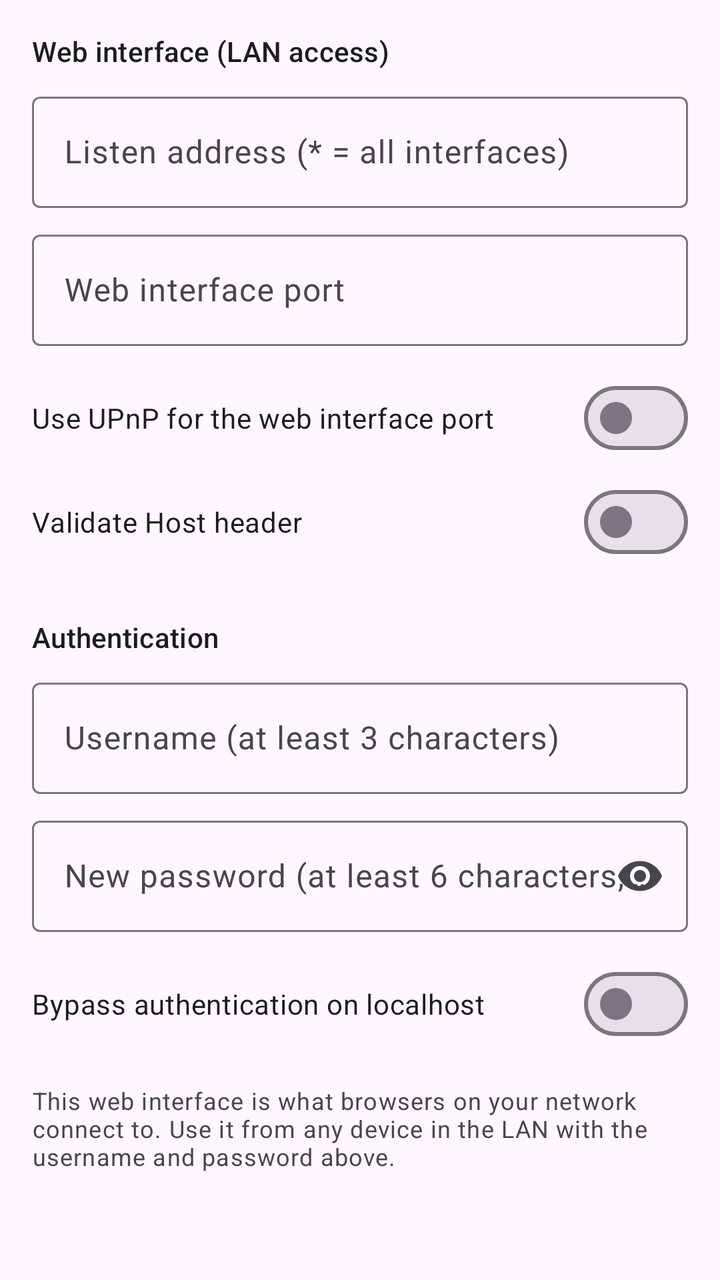
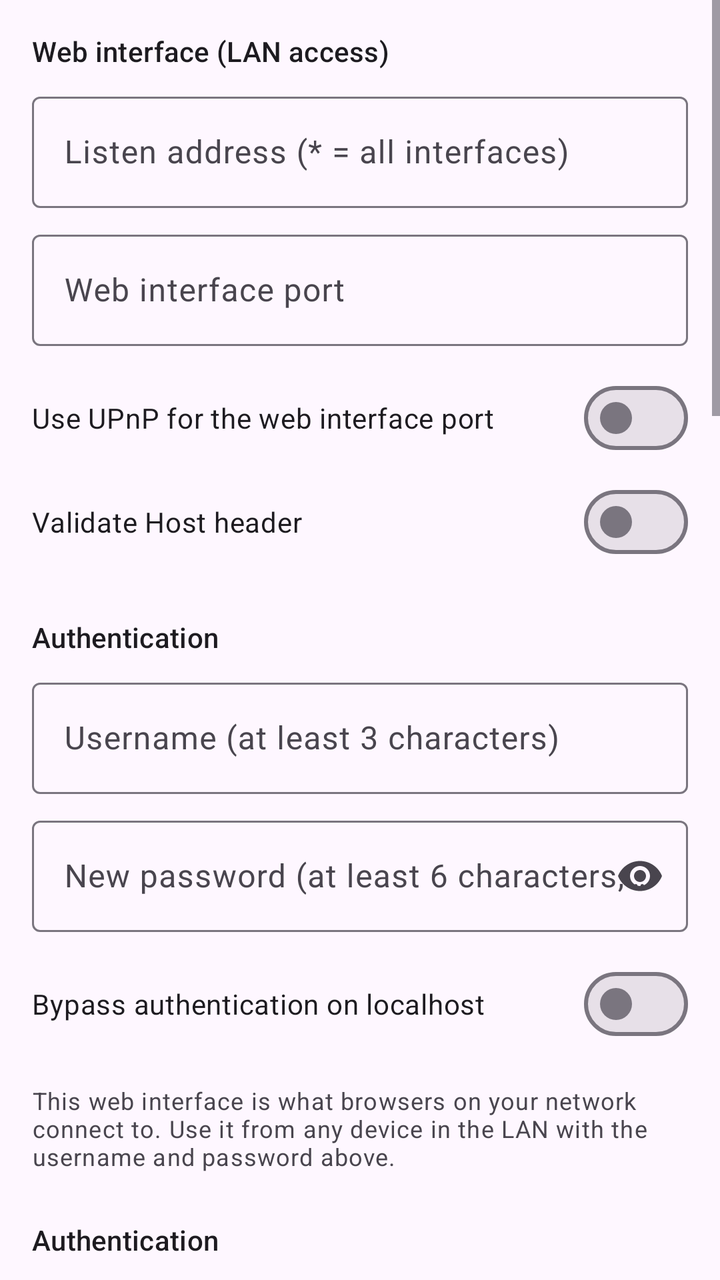

An Android layout rendered at two revisions. The XML below is the earlier revision; the diff shows what the commit changed to produce the second picture.
<!-- AndroidManifest.xml: application theme AppTheme -->
<!-- res/layout/fragment_qb_prefs_webui.xml -->
<?xml version="1.0" encoding="utf-8"?>
<ScrollView xmlns:android="http://schemas.android.com/apk/res/android"
    xmlns:app="http://schemas.android.com/apk/res-auto"
    android:layout_width="match_parent"
    android:layout_height="match_parent"
    android:clipToPadding="false"
    android:scrollbars="vertical">

    <LinearLayout
        android:layout_width="match_parent"
        android:layout_height="wrap_content"
        android:orientation="vertical"
        android:padding="16dp">

        <TextView
            style="@style/TextAppearance.App.SectionTitle"
            android:layout_width="match_parent"
            android:layout_height="wrap_content"
            android:layout_marginBottom="8dp"
            android:text="@string/qbt_webui_http" />

        <com.google.android.material.textfield.TextInputLayout
            android:layout_width="match_parent"
            android:layout_height="wrap_content"
            android:hint="@string/qbt_webui_address">

            <com.google.android.material.textfield.TextInputEditText
                android:id="@+id/webuiAddressInput"
                android:layout_width="match_parent"
                android:layout_height="wrap_content"
                android:inputType="textNoSuggestions" />
        </com.google.android.material.textfield.TextInputLayout>

        <com.google.android.material.textfield.TextInputLayout
            android:layout_width="match_parent"
            android:layout_height="wrap_content"
            android:layout_marginTop="8dp"
            android:hint="@string/qbt_webui_port">

            <com.google.android.material.textfield.TextInputEditText
                android:id="@+id/webuiPortInput"
                android:layout_width="match_parent"
                android:layout_height="wrap_content"
                android:inputType="number" />
        </com.google.android.material.textfield.TextInputLayout>

        <com.google.android.material.materialswitch.MaterialSwitch
            android:id="@+id/webuiUpnpSwitch"
            android:layout_width="match_parent"
            android:layout_height="wrap_content"
            android:layout_marginTop="12dp"
            android:text="@string/qbt_webui_upnp" />

        <com.google.android.material.materialswitch.MaterialSwitch
            android:id="@+id/hostValidationSwitch"
            android:layout_width="match_parent"
            android:layout_height="wrap_content"
            android:layout_marginTop="4dp"
            android:text="@string/qbt_webui_host_validation" />

        <TextView
            style="@style/TextAppearance.App.SectionTitle"
            android:layout_width="match_parent"
            android:layout_height="wrap_content"
            android:layout_marginTop="24dp"
            android:layout_marginBottom="8dp"
            android:text="@string/qbt_webui_auth" />

        <com.google.android.material.textfield.TextInputLayout
            android:layout_width="match_parent"
            android:layout_height="wrap_content"
            android:hint="@string/qbt_webui_username">

            <com.google.android.material.textfield.TextInputEditText
                android:id="@+id/webuiUsernameInput"
                android:layout_width="match_parent"
                android:layout_height="wrap_content"
                android:inputType="text" />
        </com.google.android.material.textfield.TextInputLayout>

        <com.google.android.material.textfield.TextInputLayout
            android:layout_width="match_parent"
            android:layout_height="wrap_content"
            android:layout_marginTop="8dp"
            android:hint="@string/qbt_webui_password"
            app:endIconMode="password_toggle">

            <com.google.android.material.textfield.TextInputEditText
                android:id="@+id/webuiPasswordInput"
                android:layout_width="match_parent"
                android:layout_height="wrap_content"
                android:inputType="textPassword" />
        </com.google.android.material.textfield.TextInputLayout>

        <com.google.android.material.materialswitch.MaterialSwitch
            android:id="@+id/bypassLocalAuthSwitch"
            android:layout_width="match_parent"
            android:layout_height="wrap_content"
            android:layout_marginTop="12dp"
            android:text="@string/qbt_webui_bypass_local" />

        <TextView
            android:layout_width="match_parent"
            android:layout_height="wrap_content"
            android:layout_marginTop="16dp"
            android:text="@string/qbt_webui_note"
            android:textAppearance="?attr/textAppearanceBodySmall"
            android:textColor="?attr/colorOnSurfaceVariant" />

    </LinearLayout>
</ScrollView>
<!-- resources referenced by this layout -->
<resources>
  <string name="qbt_webui_auth">Authentication</string>
  <string name="qbt_webui_port">Web interface port</string>
  <color name="md_theme_primary">#68548E</color>
  <color name="md_theme_onPrimary">#FFFFFF</color>
  <color name="md_theme_primaryContainer">#EBDDFF</color>
  <color name="md_theme_onPrimaryContainer">#4F3D74</color>
  <color name="md_theme_secondary">#635B70</color>
  <color name="md_theme_onSecondary">#FFFFFF</color>
  <color name="md_theme_secondaryContainer">#E9DEF8</color>
  <color name="md_theme_tertiary">#7E525D</color>
  <color name="md_theme_onTertiary">#FFFFFF</color>
  <color name="md_theme_tertiaryContainer">#FFD9E1</color>
  <color name="md_theme_error">#BA1A1A</color>
  <color name="md_theme_onError">#FFFFFF</color>
  <color name="md_theme_errorContainer">#FFDAD6</color>
  <color name="md_theme_onErrorContainer">#93000A</color>
  <color name="md_theme_background">#FEF7FF</color>
  <color name="md_theme_onBackground">#1D1B20</color>
  <color name="md_theme_surface">#FEF7FF</color>
  <color name="md_theme_onSurface">#1D1B20</color>
  <color name="md_theme_surfaceVariant">#E7E0EB</color>
  <color name="md_theme_onSurfaceVariant">#49454E</color>
  <color name="md_theme_outline">#7A757F</color>
  <color name="md_theme_outlineVariant">#CBC4CF</color>
  <color name="md_theme_inverseSurface">#322F35</color>
  <color name="md_theme_inverseOnSurface">#F5EFF7</color>
  <color name="md_theme_inversePrimary">#D3BCFD</color>
  <color name="md_theme_primaryFixed">#EBDDFF</color>
  <color name="md_theme_onPrimaryFixed">#230F46</color>
  <color name="md_theme_primaryFixedDim">#D3BCFD</color>
  <color name="md_theme_secondaryFixed">#E9DEF8</color>
  <color name="md_theme_onSecondaryFixed">#1F182B</color>
  <color name="md_theme_secondaryFixedDim">#CDC2DB</color>
  <color name="md_theme_tertiaryFixed">#FFD9E1</color>
  <color name="md_theme_onTertiaryFixed">#31101B</color>
  <color name="md_theme_tertiaryFixedDim">#F0B7C5</color>
  <color name="md_theme_surfaceDim">#DED8E0</color>
  <color name="md_theme_surfaceBright">#FEF7FF</color>
  <color name="md_theme_surfaceContainer">#F2ECF4</color>
  <color name="colorOk">#2E6A44</color>
  <color name="colorOnOk">#FFFFFF</color>
  <color name="colorOkContainer">#B1F1C1</color>
  <color name="colorOnOkContainer">#12512E</color>
  <!-- unchanged entries left out for length: 25 -->
</resources>

<!-- the commit's change to res/layout/fragment_qb_prefs_webui.xml (unified diff, before → after) -->
@@ -107,5 +107,231 @@
             android:textAppearance="?attr/textAppearanceBodySmall"
             android:textColor="?attr/colorOnSurfaceVariant" />
 
+        <TextView
+            style="@style/TextAppearance.App.SectionTitle"
+            android:layout_width="match_parent"
+            android:layout_height="wrap_content"
+            android:layout_marginTop="24dp"
+            android:layout_marginBottom="8dp"
+            android:text="@string/qbt_webui_auth_section" />
+
+        <com.google.android.material.materialswitch.MaterialSwitch
+            android:id="@+id/bypassSubnetSwitch"
+            android:layout_width="match_parent"
+            android:layout_height="wrap_content"
+            android:text="@string/qbt_bypass_subnet_enabled" />
+
+        <com.google.android.material.textfield.TextInputLayout
+            android:layout_width="match_parent"
+            android:layout_height="wrap_content"
+            android:layout_marginTop="8dp"
+            android:hint="@string/qbt_bypass_subnet">
+
+            <com.google.android.material.textfield.TextInputEditText
+                android:id="@+id/bypassSubnetInput"
+                android:layout_width="match_parent"
+                android:layout_height="wrap_content"
+                android:gravity="top"
+                android:inputType="textMultiLine|textNoSuggestions"
+                android:minLines="2" />
+        </com.google.android.material.textfield.TextInputLayout>
+
+        <com.google.android.material.textfield.TextInputLayout
+            android:layout_width="match_parent"
+            android:layout_height="wrap_content"
+            android:layout_marginTop="8dp"
+            android:hint="@string/qbt_max_auth_fails">
+
+            <com.google.android.material.textfield.TextInputEditText
+                android:id="@+id/maxAuthFailsInput"
+                android:layout_width="match_parent"
+                android:layout_height="wrap_content"
+                android:inputType="number" />
+        </com.google.android.material.textfield.TextInputLayout>
+
+        <com.google.android.material.textfield.TextInputLayout
+            android:layout_width="match_parent"
+            android:layout_height="wrap_content"
+            android:layout_marginTop="8dp"
+            android:hint="@string/qbt_ban_duration_sec">
+
+            <com.google.android.material.textfield.TextInputEditText
+                android:id="@+id/banDurationInput"
+                android:layout_width="match_parent"
+                android:layout_height="wrap_content"
+                android:inputType="number" />
+        </com.google.android.material.textfield.TextInputLayout>
+
+        <com.google.android.material.textfield.TextInputLayout
+            android:layout_width="match_parent"
+            android:layout_height="wrap_content"
+            android:layout_marginTop="8dp"
+            android:hint="@string/qbt_session_timeout_sec">
+
+            <com.google.android.material.textfield.TextInputEditText
+                android:id="@+id/sessionTimeoutInput"
+                android:layout_width="match_parent"
+                android:layout_height="wrap_content"
+                android:inputType="number" />
+        </com.google.android.material.textfield.TextInputLayout>
+
+        <TextView
+            style="@style/TextAppearance.App.SectionTitle"
+            android:layout_width="match_parent"
+            android:layout_height="wrap_content"
+            android:layout_marginTop="24dp"
+            android:layout_marginBottom="8dp"
+            android:text="@string/qbt_webui_security_section" />
+
+        <com.google.android.material.materialswitch.MaterialSwitch
+            android:id="@+id/csrfSwitch"
+            android:layout_width="match_parent"
+            android:layout_height="wrap_content"
+            android:text="@string/qbt_csrf_protection" />
+
+        <com.google.android.material.materialswitch.MaterialSwitch
+            android:id="@+id/clickjackingSwitch"
+            android:layout_width="match_parent"
+            android:layout_height="wrap_content"
+            android:layout_marginTop="4dp"
+            android:text="@string/qbt_clickjacking_protection" />
+
+        <com.google.android.material.materialswitch.MaterialSwitch
+            android:id="@+id/secureCookieSwitch"
+            android:layout_width="match_parent"
+            android:layout_height="wrap_content"
+            android:layout_marginTop="4dp"
+            android:text="@string/qbt_secure_cookie" />
+
+        <com.google.android.material.textfield.TextInputLayout
+            android:layout_width="match_parent"
+            android:layout_height="wrap_content"
+            android:layout_marginTop="8dp"
+            android:hint="@string/qbt_domain_list">
+
+            <com.google.android.material.textfield.TextInputEditText
+                android:id="@+id/domainListInput"
+                android:layout_width="match_parent"
+                android:layout_height="wrap_content"
+                android:inputType="textNoSuggestions" />
+        </com.google.android.material.textfield.TextInputLayout>
+
+        <TextView
+            style="@style/TextAppearance.App.SectionTitle"
+            android:layout_width="match_parent"
+            android:layout_height="wrap_content"
+            android:layout_marginTop="24dp"
+            android:layout_marginBottom="8dp"
+            android:text="@string/qbt_webui_custom_section" />
+
+        <com.google.android.material.materialswitch.MaterialSwitch
+            android:id="@+id/altWebUiSwitch"
+            android:layout_width="match_parent"
+            android:layout_height="wrap_content"
+            android:text="@string/qbt_alt_webui_enabled" />
+
+        <com.google.android.material.textfield.TextInputLayout
+            android:layout_width="match_parent"
+            android:layout_height="wrap_content"
+            android:layout_marginTop="8dp"
+            android:hint="@string/qbt_alt_webui_path">
+
+            <com.google.android.material.textfield.TextInputEditText
+                android:id="@+id/altWebUiPathInput"
+                android:layout_width="match_parent"
+                android:layout_height="wrap_content"
+                android:inputType="textNoSuggestions" />
+        </com.google.android.material.textfield.TextInputLayout>
+
+        <com.google.android.material.materialswitch.MaterialSwitch
+            android:id="@+id/reverseProxySwitch"
+            android:layout_width="match_parent"
+            android:layout_height="wrap_content"
+            android:layout_marginTop="12dp"
+            android:text="@string/qbt_reverse_proxy_enabled" />
+
+        <com.google.android.material.textfield.TextInputLayout
+            android:layout_width="match_parent"
+            android:layout_height="wrap_content"
+            android:layout_marginTop="8dp"
+            android:hint="@string/qbt_reverse_proxies_list">
+
+            <com.google.android.material.textfield.TextInputEditText
+                android:id="@+id/reverseProxiesInput"
+                android:layout_width="match_parent"
+                android:layout_height="wrap_content"
+                android:inputType="textNoSuggestions" />
+        </com.google.android.material.textfield.TextInputLayout>
+
+        <com.google.android.material.materialswitch.MaterialSwitch
+            android:id="@+id/customHeadersSwitch"
+            android:layout_width="match_parent"
+            android:layout_height="wrap_content"
+            android:layout_marginTop="12dp"
+            android:text="@string/qbt_custom_headers_enabled" />
+
+        <com.google.android.material.textfield.TextInputLayout
+            android:layout_width="match_parent"
+            android:layout_height="wrap_content"
+            android:layout_marginTop="8dp"
+            android:hint="@string/qbt_custom_headers">
+
+            <com.google.android.material.textfield.TextInputEditText
+                android:id="@+id/customHeadersInput"
+                android:layout_width="match_parent"
+                android:layout_height="wrap_content"
+                android:gravity="top"
+                android:inputType="textMultiLine|textNoSuggestions"
+                android:minLines="2" />
+        </com.google.android.material.textfield.TextInputLayout>
+
+        <TextView
+            android:layout_width="match_parent"
+            android:layout_height="wrap_content"
+            android:layout_marginTop="4dp"
+            android:text="@string/qbt_custom_headers_hint"
+            android:textAppearance="?attr/textAppearanceBodySmall"
+            android:textColor="?attr/colorOnSurfaceVariant" />
+
+        <TextView
+            style="@style/TextAppearance.App.SectionTitle"
+            android:layout_width="match_parent"
+            android:layout_height="wrap_content"
+            android:layout_marginTop="24dp"
+            android:layout_marginBottom="8dp"
+            android:text="@string/qbt_webui_https_section" />
+
+        <com.google.android.material.materialswitch.MaterialSwitch
+            android:id="@+id/useHttpsSwitch"
+            android:layout_width="match_parent"
+            android:layout_height="wrap_content"
+            android:text="@string/qbt_use_https" />
+
+        <com.google.android.material.textfield.TextInputLayout
+            android:layout_width="match_parent"
+            android:layout_height="wrap_content"
+            android:layout_marginTop="8dp"
+            android:hint="@string/qbt_https_cert_path">
+
+            <com.google.android.material.textfield.TextInputEditText
+                android:id="@+id/httpsCertPathInput"
+                android:layout_width="match_parent"
+                android:layout_height="wrap_content"
+                android:inputType="textNoSuggestions" />
+        </com.google.android.material.textfield.TextInputLayout>
+
+        <com.google.android.material.textfield.TextInputLayout
+            android:layout_width="match_parent"
+            android:layout_height="wrap_content"
+            android:layout_marginTop="8dp"
+            android:hint="@string/qbt_https_key_path">
+
+            <com.google.android.material.textfield.TextInputEditText
+                android:id="@+id/httpsKeyPathInput"
+                android:layout_width="match_parent"
+                android:layout_height="wrap_content"
+                android:inputType="textNoSuggestions" />
+        </com.google.android.material.textfield.TextInputLayout>
+
     </LinearLayout>
 </ScrollView>
<!-- resource entries referenced after the edit -->
@@ -1,7 +1,30 @@
 <!-- resources referenced by this layout -->
 <resources>
+  <string name="qbt_alt_webui_enabled">Use an alternative WebUI</string>
+  <string name="qbt_alt_webui_path">WebUI files location</string>
+  <string name="qbt_ban_duration_sec">Ban duration (seconds)</string>
+  <string name="qbt_bypass_subnet">Whitelisted subnets (one per line)</string>
+  <string name="qbt_bypass_subnet_enabled">Bypass authentication for whitelisted subnets</string>
+  <string name="qbt_clickjacking_protection">Enable clickjacking protection</string>
+  <string name="qbt_csrf_protection">Enable CSRF protection</string>
+  <string name="qbt_custom_headers">HTTP headers (one per line)</string>
+  <string name="qbt_custom_headers_enabled">Add custom HTTP headers</string>
+  <string name="qbt_custom_headers_hint">Format: Header-Name: value</string>
+  <string name="qbt_domain_list">Server domains (comma-separated)</string>
+  <string name="qbt_https_cert_path">Certificate path (.crt)</string>
+  <string name="qbt_https_key_path">Key path (.key)</string>
+  <string name="qbt_max_auth_fails">Max authentication failures</string>
+  <string name="qbt_reverse_proxies_list">Trusted proxies (comma-separated)</string>
+  <string name="qbt_reverse_proxy_enabled">Enable reverse proxy support</string>
+  <string name="qbt_secure_cookie">Enable cookie Secure flag (requires HTTPS)</string>
+  <string name="qbt_session_timeout_sec">Session timeout (seconds)</string>
+  <string name="qbt_use_https">Enable HTTPS</string>
   <string name="qbt_webui_auth">Authentication</string>
+  <string name="qbt_webui_auth_section">Authentication</string>
+  <string name="qbt_webui_custom_section">Custom WebUI</string>
+  <string name="qbt_webui_https_section">HTTPS</string>
   <string name="qbt_webui_port">Web interface port</string>
+  <string name="qbt_webui_security_section">Security</string>
   <color name="md_theme_primary">#68548E</color>
   <color name="md_theme_onPrimary">#FFFFFF</color>
   <color name="md_theme_primaryContainer">#EBDDFF</color>
